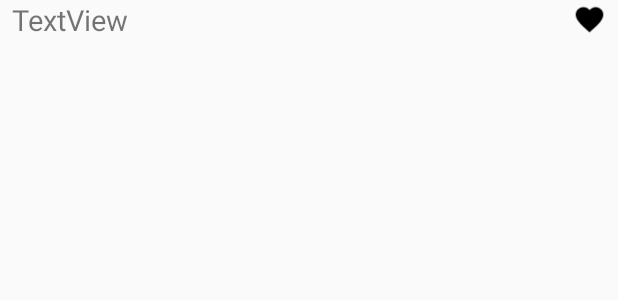
After one commit to xxria17/OpenCurtain, an Android app: the layout subscribe_item.xml on its own in the app's theme, with its tools: preview values and no code run, on a phone screen of 412 x 824 dp. The commit adds this screen. Shown: the top 300 px of the screen. Run offline under Robolectric (Android 15) with nearby library versions, the phone set to English and light mode, and no system bars.

Commit message:
구독중인 게시판 불러오기

```diff
--- /dev/null
+++ b/app/src/main/res/layout/subscribe_item.xml
@@ -0,0 +1,41 @@
+<?xml version="1.0" encoding="utf-8"?>
+<LinearLayout xmlns:android="http://schemas.android.com/apk/res/android"
+    xmlns:app="http://schemas.android.com/apk/res-auto"
+    xmlns:tools="http://schemas.android.com/tools"
+    android:layout_width="match_parent"
+    android:layout_height="wrap_content"
+    android:orientation="vertical">
+
+    <android.support.constraint.ConstraintLayout
+        android:layout_width="match_parent"
+        android:layout_height="match_parent">
+
+        <TextView
+            android:id="@+id/subs_textview"
+            android:layout_width="wrap_content"
+            android:layout_height="wrap_content"
+            android:layout_marginStart="8dp"
+            android:layout_marginEnd="8dp"
+            android:layout_marginBottom="8dp"
+            android:text="TextView"
+            android:textSize="19dp"
+            app:layout_constraintBottom_toBottomOf="parent"
+            app:layout_constraintEnd_toStartOf="@+id/subscribe_"
+            app:layout_constraintHorizontal_bias="0.0"
+            app:layout_constraintStart_toStartOf="parent"
+            app:layout_constraintTop_toTopOf="parent"
+            app:layout_constraintVertical_bias="1.0" />
+
+        <ImageView
+            android:id="@+id/subscribe_"
+            android:layout_width="22dp"
+            android:layout_height="22dp"
+            android:layout_marginEnd="8dp"
+            android:layout_marginBottom="8dp"
+            app:layout_constraintBottom_toBottomOf="parent"
+            app:layout_constraintEnd_toEndOf="parent"
+            app:layout_constraintTop_toTopOf="parent"
+            app:srcCompat="@drawable/after_subs" />
+    </android.support.constraint.ConstraintLayout>
+
+</LinearLayout>
```
Also changed, not shown: app/src/main/java/com/example/opencurtain/Adapter/SubscribeAdapter.java (added, +54 -0 lines), app/src/main/java/com/example/opencurtain/Fragment/SubscribeFragment.java (+90 -4 lines), app/src/main/java/com/example/opencurtain/Model/SubscribeContent.java (+19 -15 lines), app/src/main/java/com/example/opencurtain/SignupActivity/SelectActivity.java (+1 -6 lines), app/src/main/res/layout/fragment_subscribe.xml (+3 -5 lines), app/src/main/res/drawable/after_subs.png (added), app/src/main/res/drawable/before_subs.png (added).
